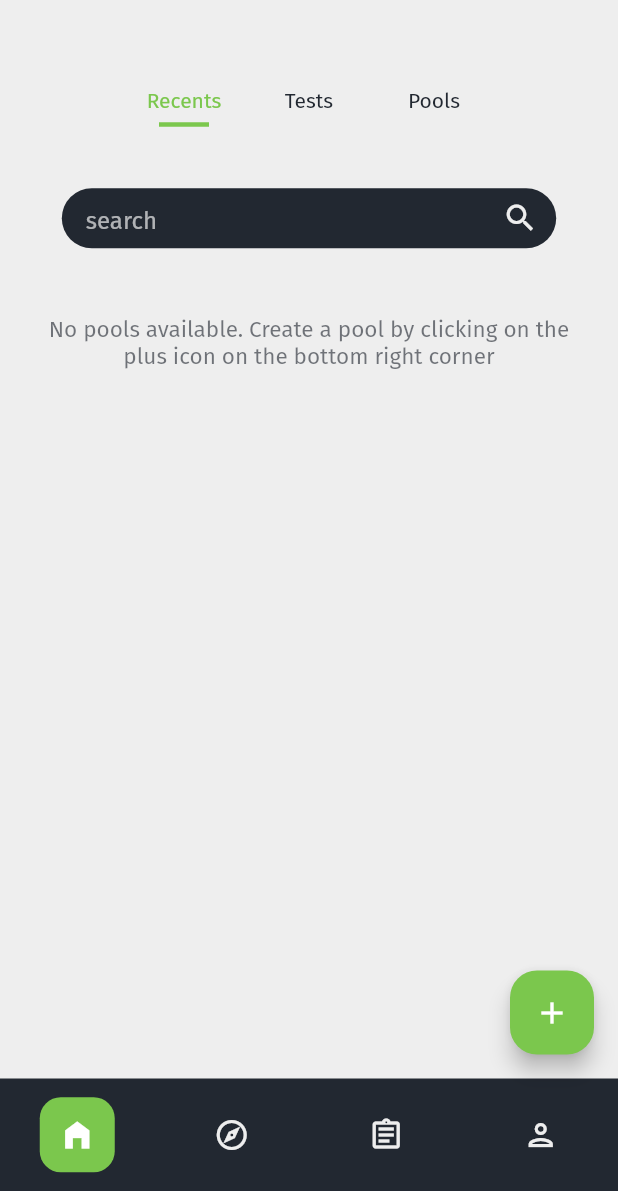
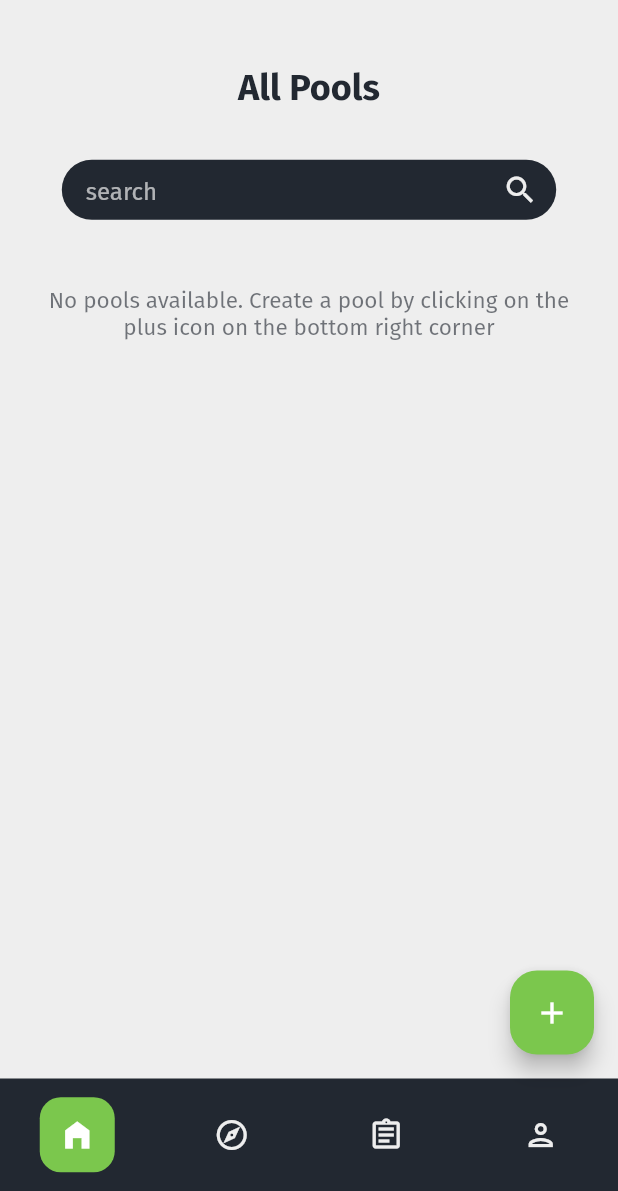
Before and after one commit to Rohan-Kamat/vocabb, a Flutter app: the screen it shows after launch, on a phone screen of 412 x 824 dp, the part 45-1236 px from its top. Run offline on Flutter 3.47's test engine with Material 2 defaults, Android fonts, the phone set to English and light mode, and no system bars; our stand-ins replace cloud_firestore, dio, firebase_core; accounts and stored records are empty; project files that could hold a hidden picture were left out.

Commit message:
remove tab bar on home page

```diff
--- a/lib/pages/homePage.dart
+++ b/lib/pages/homePage.dart
@@ -17,22 +17,9 @@ class HomePage extends StatefulWidget {
 }
 
 class _HomePageState extends State<HomePage> with SingleTickerProviderStateMixin {
-  late TabController _tabController;
   final Stream<QuerySnapshot> _poolStream =
     DbServices.db.collection(DbServices.POOLS_COLLECTION_NAME).snapshots();
 
-
-  @override
-  void initState() {
-    super.initState();
-    _tabController = TabController(length: 3, vsync: this);
-  }
-
-  @override
-  void dispose() {
-    _tabController.dispose();
-    super.dispose();
-  }
 
   @override
   Widget build(BuildContext context) {
@@ -44,22 +31,11 @@ class _HomePageState extends State<HomePage> with SingleTickerProviderStateMixin
           children: [
             SizedBox(
               width: 250,
-              child: TabBar(
-                controller: _tabController,
-                indicator: UnderlineTabIndicator(
-                  borderSide: BorderSide(width: 3.0, color: Theme.of(context).primaryColor), // Custom underline
-                  insets: const EdgeInsets.symmetric(horizontal: 25.0), // Adjust horizontal padding for compactness
-                ),
-                indicatorPadding: const EdgeInsets.only(bottom: 8),// Green underline when selected
-                labelColor: Theme.of(context).primaryColor,     // Color for selected tab text
-                unselectedLabelColor: Theme.of(context).colorScheme.secondary, // Color for unselected tab text
-                tabs: const [
-                  Tab(text: 'Recents'),
-                  Tab(text: 'Tests'),
-                  Tab(text: 'Pools'),
-                ],
-                isScrollable: false, // Prevent tabs from scrolling
-              ),
+              child: Text("All Pools", textAlign: TextAlign.center, style: TextStyle(
+                  color: Theme.of(context).colorScheme.secondary,
+                  fontSize: 24,
+                  fontWeight: FontWeight.bold
+              )),
             ),
             SizedBox(height: size.height*0.04),
             SizedBox(
@@ -70,10 +46,7 @@ class _HomePageState extends State<HomePage> with SingleTickerProviderStateMixin
             Container(
                 height: (size.height - 75)*0.63,
                 padding: EdgeInsets.only(left: 20, right: 20),
-                child: TabBarView(
-                  controller: _tabController,
-                  children: [
-                    StreamBuilder<QuerySnapshot>(
+                child: StreamBuilder<QuerySnapshot>(
                   stream: _poolStream,
                   builder: (context, snapshot) {
                     if (snapshot.hasError) {
@@ -116,49 +89,6 @@ class _HomePageState extends State<HomePage> with SingleTickerProviderStateMixin
                           itemCount: poolsList.length
                       );
                   }
-                    ),
-                    ListView.separated(
-                        itemBuilder: (context, index) {
-                          return const TestTabWidget(
-                              title: "Test abc",
-                              userName: "xyz",
-                              rating: 4,
-                              isAttempted: false,
-                              timeTakenInMinutes: 75,
-                              totalTimeInMinutes: 90,
-                              score: 30,
-                              totalQuestions: 50);
-                        },
-                        separatorBuilder: (context, index) {
-                          return const SizedBox(
-                            height: 12,
-                          );
-                        },
-                        itemCount: 5),
-                    ListView.separated(
-                        itemBuilder: (context, index) {
-                          return  PoolTabWidget(
-                            poolModel: PoolModel(
-                                id: "1234",
-                                name: "Name",
-                                user: "Default",
-                                rating: 3,
-                                words: [],
-                                totalWordsCount: 50,
-                                masteredWordsCount: 30,
-                                learningWordsCount: 2,
-                                reviewingWordsCount: 15,
-                                unvisitedWordsCount: 3
-                            ),
-                          );
-                        },
-                        separatorBuilder: (context, index) {
-                          return const SizedBox(
-                            height: 12,
-                          );
-                        },
-                        itemCount: 5)
-                  ],
                 )
             )
           ],
```
Lines whose indentation alone changed are shown as unchanged.
